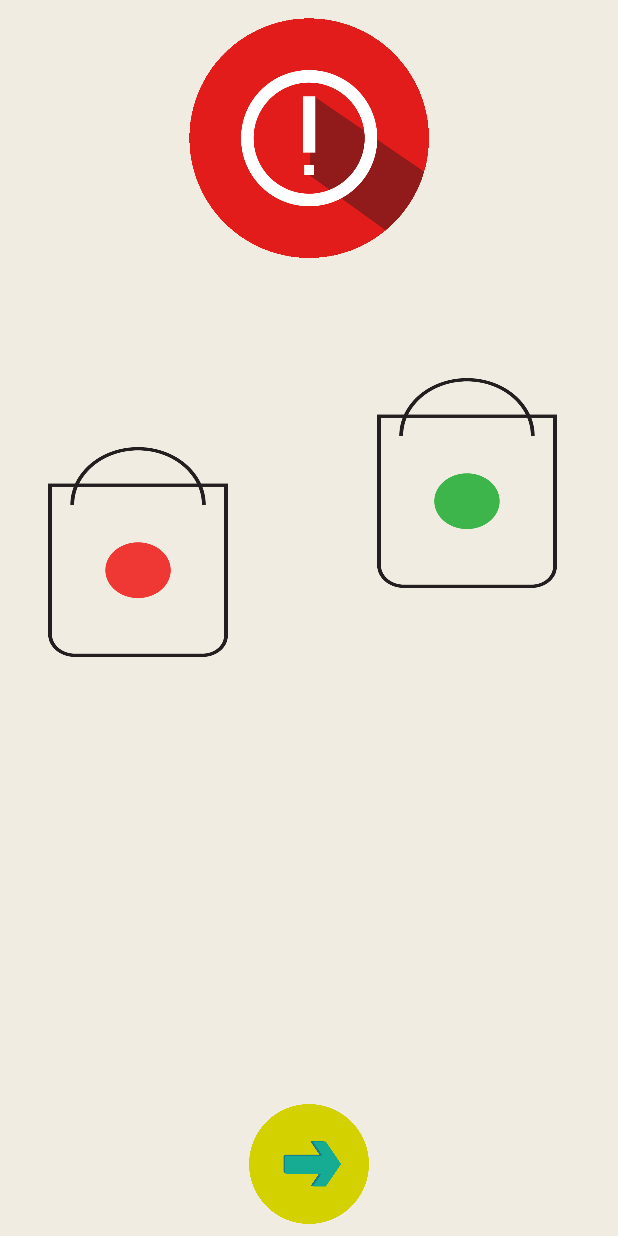
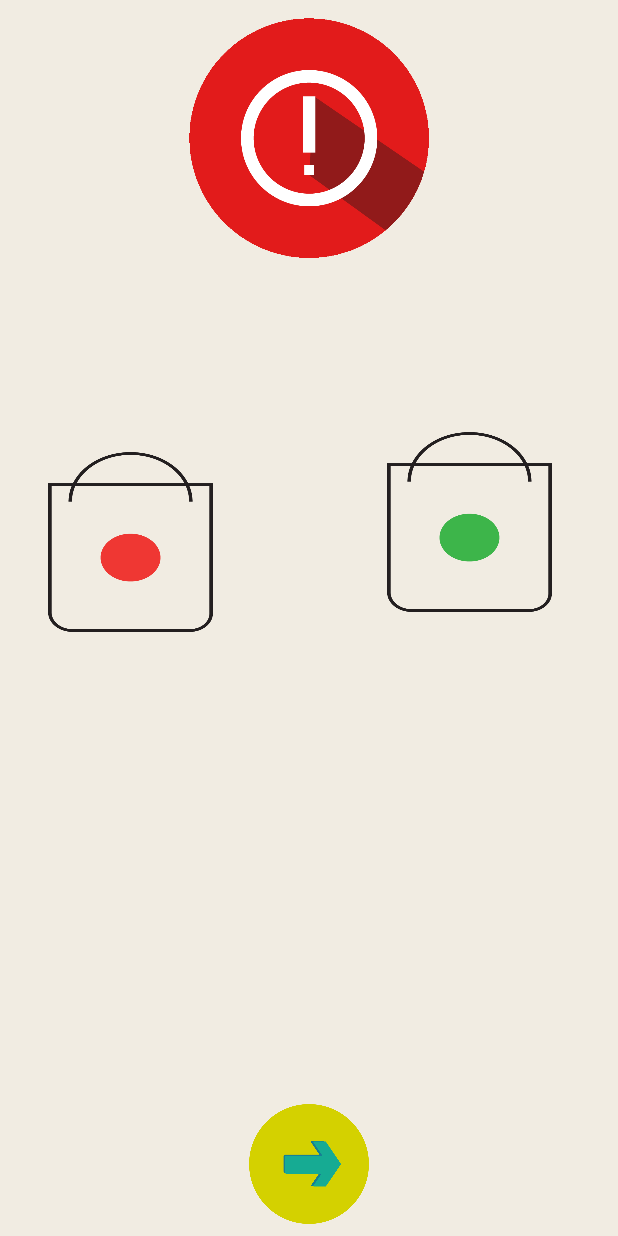
Before and after one commit to ABCRATUL/MobileDiagonisticApp, an Android app: the ManualTestStatusActivity screen opened directly, with no data from a screen before it, on a phone screen of 412 x 824 dp. Run offline under Robolectric (Android 15) with nearby library versions, the phone set to English and light mode, and no system bars; libraries missing offline, so code that uses them is left out: com.daimajia.androidanimations, com.mikhaellopez.circularprogressbar; 5 statements that could not run were skipped.

Commit message:
UI Changes and Rotation fixed.

```diff
--- a/app/src/main/java/com/example/pronoymukherjee/hyperxchangediagnosticnew/Activities/ManualTestScreen.java
+++ b/app/src/main/java/com/example/pronoymukherjee/hyperxchangediagnosticnew/Activities/ManualTestScreen.java
@@ -215,10 +215,10 @@ public class ManualTestScreen extends AppCompatActivity {
         if (requestCode == Constants.VOLUME_BUTTON_UP_CODE) {
             if (resultCode == RESULT_OK) {
                 Constants.successManualTestList.add(currentTest);
-                YoYo.with(Techniques.StandUp).playOn(_successBucket);
+                YoYo.with(Techniques.StandUp).duration(1500).playOn(_successBucket);
             } else if (resultCode == RESULT_CANCELED) {
                 Constants.failedManualTestList.add(currentTest);
-                YoYo.with(Techniques.StandUp).playOn(_failedBucket);
+                YoYo.with(Techniques.StandUp).duration(1500).playOn(_failedBucket);
             }
         }
         if (resultCode == RESULT_OK) {
--- a/app/src/main/java/com/example/pronoymukherjee/hyperxchangediagnosticnew/ManualTestActivities/FingerprintTestActivity.java
+++ b/app/src/main/java/com/example/pronoymukherjee/hyperxchangediagnosticnew/ManualTestActivities/FingerprintTestActivity.java
@@ -56,7 +56,7 @@ public class FingerprintTestActivity extends AppCompatActivity implements Finger
 
     @Override
     public void onAuthSuccess(FingerprintManager.CryptoObject cryptoObject) {
-        Message.toastMesage(getApplicationContext(), "finger_print Checked.", "");
+        Message.toastMesage(getApplicationContext(), "Finger print Checked.", "");
         completeActivity(true);
     }
 
--- a/app/src/main/res/layout/activity_manual_test_status.xml
+++ b/app/src/main/res/layout/activity_manual_test_status.xml
@@ -21,8 +21,8 @@
 
     <android.support.v7.widget.AppCompatImageButton
         android:id="@+id/failedManualTestButton"
-        android:layout_width="120dp"
-        android:layout_height="140dp"
+        android:layout_width="110dp"
+        android:layout_height="120dp"
         android:layout_marginBottom="8dp"
         android:layout_marginStart="32dp"
         android:layout_marginTop="72dp"
@@ -34,8 +34,8 @@
 
     <android.support.v7.widget.AppCompatImageButton
         android:id="@+id/successManualTestButton"
-        android:layout_width="120dp"
-        android:layout_height="140dp"
+        android:layout_width="110dp"
+        android:layout_height="120dp"
         android:layout_marginBottom="8dp"
         android:layout_marginEnd="8dp"
         android:layout_marginStart="8dp"
@@ -43,10 +43,10 @@
         android:background="@drawable/ic_sucess_bucket"
         app:layout_constraintBottom_toTopOf="@+id/manualTestNextButton"
         app:layout_constraintEnd_toEndOf="parent"
-        app:layout_constraintHorizontal_bias="0.739"
+        app:layout_constraintHorizontal_bias="0.75"
         app:layout_constraintStart_toEndOf="@+id/failedManualTestButton"
         app:layout_constraintTop_toBottomOf="@+id/manualTestStatusImage"
-        app:layout_constraintVertical_bias="0.0" />
+        app:layout_constraintVertical_bias="0.101" />
 
     <android.support.v7.widget.AppCompatImageButton
         android:id="@+id/manualTestNextButton"
--- a/app/src/main/res/layout/activity_start_test_screen.xml
+++ b/app/src/main/res/layout/activity_start_test_screen.xml
@@ -4,6 +4,7 @@
     xmlns:tools="http://schemas.android.com/tools"
     android:layout_width="match_parent"
     android:layout_height="match_parent"
+    android:background="@color/background"
     tools:context=".Activities.StartTestScreen">
 
     <android.support.v7.widget.AppCompatButton
--- a/app/src/main/res/layout/activity_test_score_screen.xml
+++ b/app/src/main/res/layout/activity_test_score_screen.xml
@@ -3,6 +3,7 @@
     xmlns:app="http://schemas.android.com/apk/res-auto"
     xmlns:tools="http://schemas.android.com/tools"
     android:layout_width="match_parent"
+    android:background="@color/background"
     android:layout_height="match_parent"
     tools:context=".Activities.TestScoreScreen">
 
@@ -64,12 +65,9 @@
         android:id="@+id/okayFace"
         android:layout_width="52dp"
         android:layout_height="50dp"
-        android:layout_marginEnd="8dp"
         android:layout_marginStart="16dp"
         android:layout_marginTop="32dp"
         android:src="@drawable/ic_okay_black"
-        app:layout_constraintEnd_toStartOf="@+id/okayText"
-        app:layout_constraintHorizontal_bias="0.0"
         app:layout_constraintStart_toStartOf="parent"
         app:layout_constraintTop_toBottomOf="@+id/happyFace" />
 
@@ -78,10 +76,12 @@
         android:layout_width="wrap_content"
         android:layout_height="wrap_content"
         android:layout_marginEnd="84dp"
+        android:layout_marginStart="8dp"
         android:layout_marginTop="52dp"
         android:text="@string/okay_msg"
         android:textAppearance="?android:attr/textAppearanceMedium"
         app:layout_constraintEnd_toEndOf="parent"
+        app:layout_constraintStart_toEndOf="@+id/okayFace"
         app:layout_constraintTop_toBottomOf="@+id/happyText" />
 
     <android.support.v7.widget.AppCompatImageView
```
Also changed, not shown: app/src/main/AndroidManifest.xml (+20 -8 lines), app/src/main/java/com/example/pronoymukherjee/hyperxchangediagnosticnew/Activities/TestScoreScreen.java (+11 -1 lines), app/src/main/res/drawable/ic_cross.xml (deleted, +0 -17 lines).
